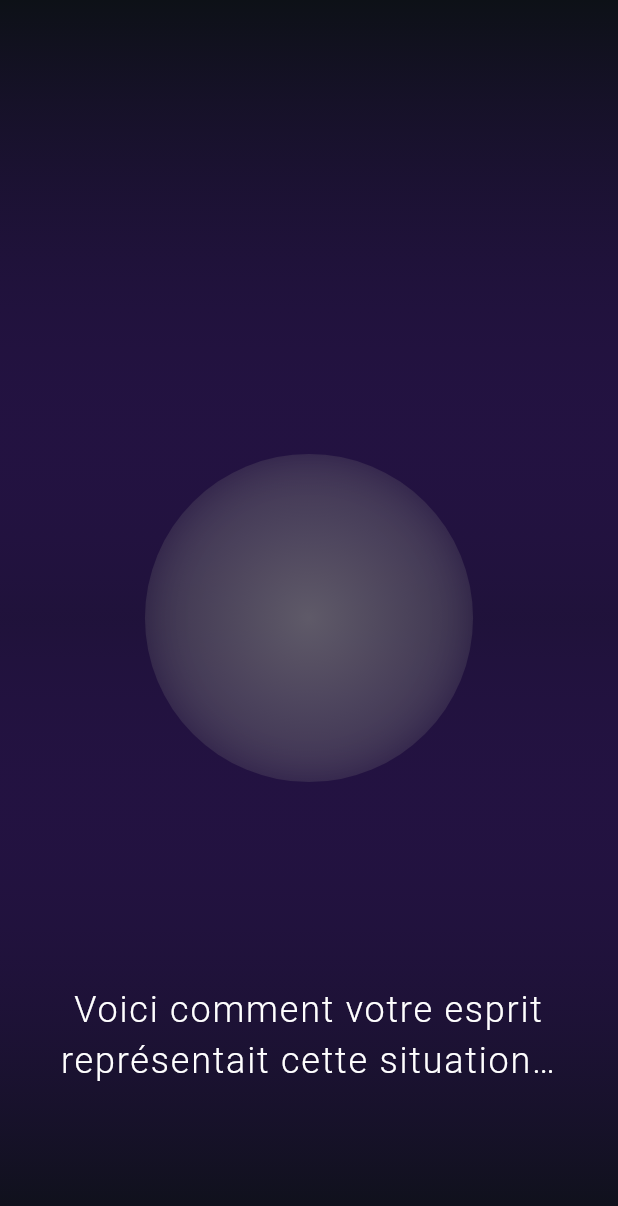
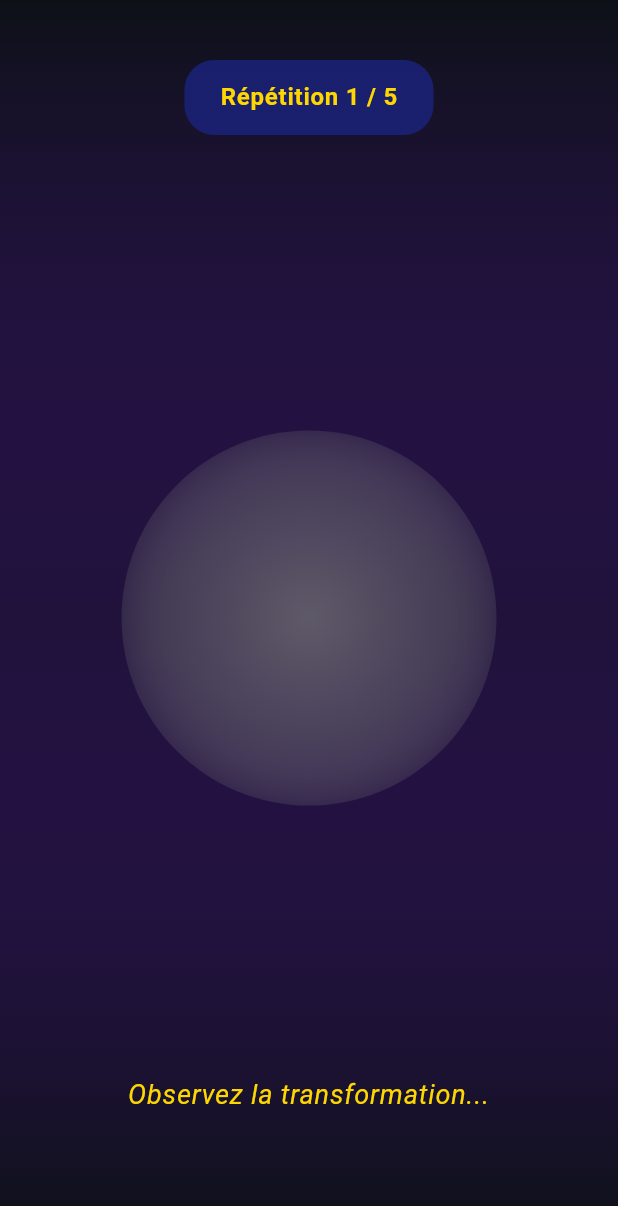
Before and after one commit to ittanez/RECODE, a Flutter app: the TransformationScreen screen opened directly, on a phone screen of 412 x 824 dp. Shown: the top 1206 px of the screen. Run offline on Flutter 3.47's test engine with Material 3 defaults, Android fonts, the phone set to English and light mode, and no system bars; drawn by our look-alikes of flutter_animate; our stand-ins replace fl_chart, flutter_riverpod, sqflite, vibration; accounts and stored records are empty.

Commit message:
Add: Implémentation complète du SWISH PATTERN (Technique PNL)
Refonte complète de transformation_screen.dart selon la technique PNL officielle SWISH PATTERN.

## Technique SWISH PATTERN (Richard Bandler - PNL) :

### Principe :
1. **Image PROBLÈME** : Grand, lumineux, proche (émotions fortes)
2. **Image RESSOURCE** : Petit, sombre, loin (neutre/positif)
3. **SWISH rapide** : Échanger les deux en 1 seconde
4. **Répéter 5 fois** pour ancrer la transformation neurologique

### Implémentation :

**Animation SWISH (1 seconde)** :
- Image problème : 250px → 50px (devient petit)
- Image problème : lumineux → sombre (opacité réduite)
- Image problème : scale 1.0 → 0.2 (rétrécit)
- Image problème : opacity 1.0 → 0.0 (disparaît)

- Image ressource : 50px → 250px (devient grand)
- Image ressource : sombre → lumineux (opacité augmente)
- Image ressource : scale 0.2 → 1.0 (grandit)
- Image ressource : opacity 0.0 → 1.0 (apparaît)

**Séquence complète** :
1. Affichage image problème (2 secondes)
2. SWISH 1 (1s) → Pause 0.5s
3. SWISH 2 (1s) → Pause 0.5s
4. SWISH 3 (1s) → Pause 0.5s
5. SWISH 4 (1s) → Pause 0.5s
6. SWISH 5 (1s) → Pause 2s
7. Navigation vers FeedbackScreen

**Transformation ressource (principes PNL)** :
- Distance : 0.7 (plus éloigné = moins intense)
- Taille : 0.3 (plus petit = moins accablant)
- Luminosité : 0.9 (plus lumineux = plus positif)
- Couleur : Émeraude (couleur ressource/guérison)
- Netteté : 0.7 (plus net = clarté)
- Son : 'soft' (doux)

**UI/UX** :
- Compteur "Répétition X / 5" en haut
- Instruction "SWISH ! Transformation en cours..." en bas
- Animation fluide avec AnimationController
- Stack pour superposer problème et ressource
- Transform.scale + Opacity pour effet visuel fort

**Durée totale** : ~12 secondes (2s + 5×2s + 2s)

Références :
- NLP Swish Pattern (Richard Bandler, John Grinder)
- Submodalities transformation technique
- Visual/Kinesthetic dissociation protocol

Related files:
- transformation_screen.dart: REFONTE COMPLÈTE (284 lignes)
- Simplifié de 237 lignes à 284 lignes avec logique SWISH pure

```diff
--- a/lib/presentation/screens/transformation_screen.dart
+++ b/lib/presentation/screens/transformation_screen.dart
@@ -1,13 +1,14 @@
 import 'dart:ui';
 import 'package:flutter/material.dart';
 import 'package:flutter_riverpod/flutter_riverpod.dart';
-import '../../core/constants/texts.dart';
 import '../../core/theme/app_theme.dart';
 import '../../data/models/submodality.dart';
 import '../../domain/use_cases/transformation_state.dart';
-import '../widgets/hypnotic_text.dart';
 import 'feedback_screen.dart';
 
+/// SWISH PATTERN (Technique PNL)
+/// Image problème (grand/lumineux) → Image ressource (petit/sombre)
+/// Répété 5 fois pour ancrer la transformation
 class TransformationScreen extends ConsumerStatefulWidget {
   const TransformationScreen({super.key});
 
@@ -18,67 +19,88 @@ class TransformationScreen extends ConsumerStatefulWidget {
 class _TransformationScreenState extends ConsumerState<TransformationScreen>
     with SingleTickerProviderStateMixin {
   late AnimationController _controller;
-  int _currentPhaseIndex = 0;
-  late Submodality _originalSubmodality;
-  late Submodality _transformedSubmodality;
+  int _swishRepetition = 0; // 0 à 4 (5 répétitions)
+  bool _showingProblemImage = true; // true = problème, false = ressource
 
-  final List<String> _phases = ['recognition', 'dissociation', 'transformation', 'integration'];
-  final List<Duration> _phaseDurations = [
-    const Duration(seconds: 15),
-    const Duration(seconds: 20),
-    const Duration(seconds: 25),
-    const Duration(seconds: 20),
-  ];
+  late Submodality _problemSubmodality; // Image problème (actuelle)
+  late Submodality _resourceSubmodality; // Image ressource (transformée)
 
   @override
   void initState() {
     super.initState();
+
+    // Récupérer l'image problème (ce que l'utilisateur a décrit)
+    _problemSubmodality = ref.read(transformationProvider).currentSubmodality;
+
+    // Créer l'image ressource (transformée selon principes PNL)
+    _resourceSubmodality = _createResourceSubmodality();
+
     _controller = AnimationController(
       vsync: this,
-      duration: const Duration(seconds: 80), // Total duration
+      duration: const Duration(milliseconds: 1000), // 1 seconde par SWISH
     );
 
-    _originalSubmodality = ref.read(transformationProvider).currentSubmodality;
-    _transformedSubmodality = _createTransformedSubmodality();
-
-    _startTransformationSequence();
+    // Démarrer la séquence SWISH
+    _startSwishSequence();
   }
 
-  Submodality _createTransformedSubmodality() {
-    // Transform to more resourceful state
-    return _originalSubmodality.copyWith(
-      distance: 0.7, // More distant = less intense
-      brightness: 0.8, // Brighter = more positive
-      size: 0.4, // Smaller = less overwhelming
-      colorValue: AppTheme.emerald.value, // Resource color
-      clarity: 0.6, // Slightly softer
-      soundLevel: 'soft',
+  Submodality _createResourceSubmodality() {
+    // Transformation selon principes PNL :
+    // - Distance : Plus loin = moins intense
+    // - Taille : Plus petit = moins accablant
+    // - Luminosité : Plus lumineux = plus positif
+    // - Couleur : Émeraude (couleur ressource)
+    // - Netteté : Légèrement plus nette pour clarté
+    return _problemSubmodality.copyWith(
+      distance: 0.7, // Plus éloigné
+      size: 0.3, // Plus petit
+      brightness: 0.9, // Plus lumineux
+      colorValue: AppTheme.emerald.value, // Couleur ressource
+      clarity: 0.7, // Plus net
+      soundLevel: 'soft', // Son doux
     );
   }
 
-  void _startTransformationSequence() async {
-    int totalSeconds = 0;
-    for (int i = 0; i < _phases.length; i++) {
-      await Future.delayed(_phaseDurations[i]);
-      if (mounted) {
+  void _startSwishSequence() async {
+    // Attendre 2 secondes pour afficher l'image problème
+    await Future.delayed(const Duration(seconds: 2));
+
+    // Répéter le SWISH 5 fois
+    for (int i = 0; i < 5; i++) {
+      if (!mounted) return;
+
       setState(() {
-          _currentPhaseIndex = i < _phases.length - 1 ? i + 1 : i;
+        _swishRepetition = i;
       });
+
+      // SWISH : problème → ressource (1 seconde)
+      _controller.reset();
+      await _controller.forward();
+
+      // Pause courte (0.5 seconde)
+      await Future.delayed(const Duration(milliseconds: 500));
+
+      // Réinitialiser pour la prochaine répétition
+      if (i < 4) {
+        setState(() {
+          _showingProblemImage = true;
+        });
+        await Future.delayed(const Duration(milliseconds: 500));
       }
     }
 
-    // Navigate to anchor screen when complete
+    // Attendre 2 secondes puis naviguer vers feedback
+    await Future.delayed(const Duration(seconds: 2));
     if (mounted) {
-      await Future.delayed(const Duration(seconds: 2));
-      _navigateToAnchor();
+      _navigateToFeedback();
     }
   }
 
-  void _navigateToAnchor() {
+  void _navigateToFeedback() {
     Navigator.of(context).pushReplacement(
       PageRouteBuilder(
         pageBuilder: (context, animation, secondaryAnimation) =>
-            FeedbackScreen(transformedSubmodality: _transformedSubmodality),
+            FeedbackScreen(transformedSubmodality: _resourceSubmodality),
         transitionsBuilder: (context, animation, secondaryAnimation, child) {
           return FadeTransition(
             opacity: animation,
@@ -90,32 +112,6 @@ class _TransformationScreenState extends ConsumerState<TransformationScreen>
     );
   }
 
-  double _getPhaseProgress() {
-    final totalDuration = _phaseDurations.fold<int>(
-      0,
-      (sum, duration) => sum + duration.inMilliseconds,
-    );
-    return _controller.value;
-  }
-
-  Submodality _getCurrentSubmodality() {
-    final progress = _getPhaseProgress();
-    return Submodality(
-      distance: _originalSubmodality.distance +
-          ((_transformedSubmodality.distance - _originalSubmodality.distance) * progress),
-      brightness: _originalSubmodality.brightness +
-          ((_transformedSubmodality.brightness - _originalSubmodality.brightness) * progress),
-      size: _originalSubmodality.size +
-          ((_transformedSubmodality.size - _originalSubmodality.size) * progress),
-      colorValue: progress < 0.5
-          ? _originalSubmodality.colorValue
-          : _transformedSubmodality.colorValue,
-      clarity: _originalSubmodality.clarity +
-          ((_transformedSubmodality.clarity - _originalSubmodality.clarity) * progress),
-      soundLevel: _transformedSubmodality.soundLevel,
-    );
-  }
-
   @override
   void dispose() {
     _controller.dispose();
@@ -124,8 +120,6 @@ class _TransformationScreenState extends ConsumerState<TransformationScreen>
 
   @override
   Widget build(BuildContext context) {
-    _controller.forward();
-
     return Scaffold(
       body: Container(
         decoration: BoxDecoration(
@@ -140,68 +134,123 @@ class _TransformationScreenState extends ConsumerState<TransformationScreen>
           ),
         ),
         child: SafeArea(
+          child: Stack(
+            children: [
+              // Animation SWISH
+              Center(
                 child: AnimatedBuilder(
                   animation: _controller,
                   builder: (context, child) {
-              final currentSubmodality = _getCurrentSubmodality();
-              return Stack(
-                children: [
-                  // Animated visual representation
-                  Center(
-                    child: _TransformationVisual(
-                      submodality: currentSubmodality,
-                      phase: _phases[_currentPhaseIndex],
+                    return _buildSwishAnimation();
+                  },
                 ),
               ),
 
-                  // Phase text
+              // Compteur de répétitions
               Positioned(
-                    bottom: 100,
+                top: 40,
                 left: 0,
                 right: 0,
-                    child: Padding(
-                      padding: const EdgeInsets.symmetric(horizontal: 32.0),
-                      child: AnimatedSwitcher(
-                        duration: const Duration(milliseconds: 1000),
-                        child: HypnoticText(
-                          key: ValueKey(_currentPhaseIndex),
-                          text: HypnoticTexts.transformationPhases[_phases[_currentPhaseIndex]]![0],
+                child: Center(
+                  child: Container(
+                    padding: const EdgeInsets.symmetric(horizontal: 24, vertical: 12),
+                    decoration: BoxDecoration(
+                      color: AppTheme.primary.withOpacity(0.8),
+                      borderRadius: BorderRadius.circular(20),
+                    ),
+                    child: Text(
+                      'Répétition ${_swishRepetition + 1} / 5',
+                      style: Theme.of(context).textTheme.bodyLarge?.copyWith(
+                            fontSize: 16,
+                            fontWeight: FontWeight.w600,
+                            color: AppTheme.gold,
+                          ),
+                    ),
+                  ),
+                ),
+              ),
+
+              // Instructions
+              Positioned(
+                bottom: 80,
+                left: 32,
+                right: 32,
+                child: Text(
+                  _controller.isAnimating
+                      ? 'SWISH ! Transformation en cours...'
+                      : 'Observez la transformation...',
+                  style: Theme.of(context).textTheme.bodyLarge?.copyWith(
+                        fontSize: 18,
+                        fontStyle: FontStyle.italic,
+                        color: AppTheme.gold,
+                      ),
+                  textAlign: TextAlign.center,
+                ),
+              ),
+            ],
+          ),
+        ),
+      ),
+    );
+  }
+
+  Widget _buildSwishAnimation() {
+    final progress = _controller.value;
+
+    // Image problème : commence GRAND/LUMINEUX, devient PETIT/SOMBRE
+    final problemSize = 250.0 - (progress * 200.0); // 250 → 50
+    final problemBrightness = _problemSubmodality.brightness * (1.0 - progress * 0.8); // Devient sombre
+    final problemScale = 1.0 - (progress * 0.8); // 1.0 → 0.2
+
+    // Image ressource : commence PETIT/SOMBRE, devient GRAND/LUMINEUX
+    final resourceSize = 50.0 + (progress * 200.0); // 50 → 250
+    final resourceBrightness = _resourceSubmodality.brightness * progress; // Devient lumineux
+    final resourceScale = 0.2 + (progress * 0.8); // 0.2 → 1.0
+
+    return Stack(
+      alignment: Alignment.center,
+      children: [
+        // Image PROBLÈME (disparaît)
+        Positioned(
+          child: Transform.scale(
+            scale: problemScale,
+            child: Opacity(
+              opacity: 1.0 - progress,
+              child: _buildCircle(
+                submodality: _problemSubmodality,
+                size: problemSize,
+                brightness: problemBrightness,
+              ),
+            ),
+          ),
+        ),
+
+        // Image RESSOURCE (apparaît)
+        Positioned(
+          child: Transform.scale(
+            scale: resourceScale,
+            child: Opacity(
+              opacity: progress,
+              child: _buildCircle(
+                submodality: _resourceSubmodality,
+                size: resourceSize,
+                brightness: resourceBrightness,
               ),
             ),
           ),
         ),
       ],
     );
-            },
-          ),
-        ),
-      ),
-    );
-  }
   }
 
-class _TransformationVisual extends StatelessWidget {
-  final Submodality submodality;
-  final String phase;
-
-  const _TransformationVisual({
-    required this.submodality,
-    required this.phase,
-  });
-
-  @override
-  Widget build(BuildContext context) {
-    // Calculate visual properties from submodality
-    final size = 100 + (submodality.size * 200);
-    final opacity = submodality.brightness;
+  Widget _buildCircle({
+    required Submodality submodality,
+    required double size,
+    required double brightness,
+  }) {
     final blur = (1 - submodality.clarity) * 15;
 
-    // Scale based on distance (further = smaller)
-    final scale = 1.5 - (submodality.distance * 0.8);
-
-    return Transform.scale(
-      scale: scale,
-      child: ClipRRect(
+    return ClipRRect(
       borderRadius: BorderRadius.circular(size / 2),
       child: BackdropFilter(
         filter: ImageFilter.blur(
@@ -215,8 +264,8 @@ class _TransformationVisual extends StatelessWidget {
             shape: BoxShape.circle,
             gradient: RadialGradient(
               colors: [
-                  Color(submodality.colorValue).withOpacity(opacity),
-                  Color(submodality.colorValue).withOpacity(opacity * 0.5),
+                Color(submodality.colorValue).withOpacity(brightness),
+                Color(submodality.colorValue).withOpacity(brightness * 0.5),
                 Color(submodality.colorValue).withOpacity(0),
               ],
             ),
@@ -230,7 +279,6 @@ class _TransformationVisual extends StatelessWidget {
           ),
         ),
       ),
-      ),
     );
   }
 }
```
Lines whose indentation alone changed are shown as unchanged.
